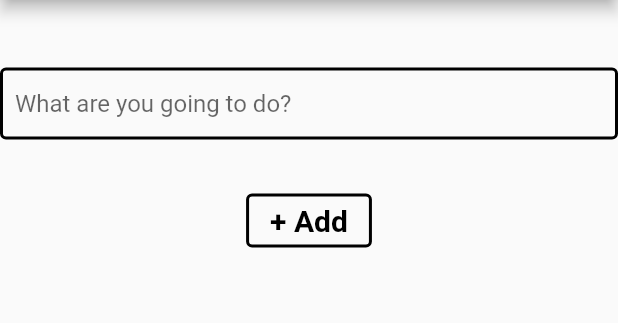
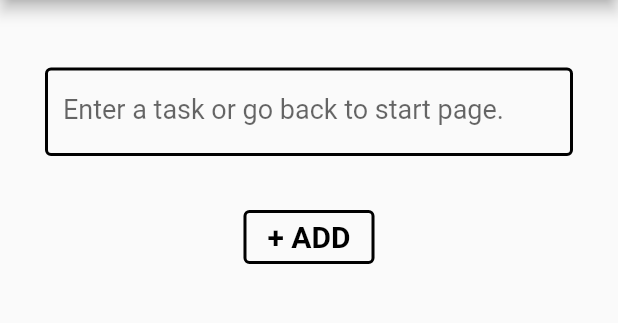
Before and after one commit to gu-tig333-ht22/gusfreanan, a Flutter app: the screen it shows after launch, after a tap on the "add" icon, on a phone screen of 412 x 824 dp, the part 84-407 px from its top. Run offline on Flutter 3.47's test engine with Material 2 defaults, Android fonts, the phone set to English and light mode, and no system bars; network calls fail.

Commit message:
Ändringar Steg3 Gjort om från stateful och setState till consumer, provider och notifylisteners. Ändrat från att spara varje task i två separata listor till att hantera task som en class. Lagt till så att changeNotifer kommunicerar med API.

```diff
--- a/lib/main.dart
+++ b/lib/main.dart
@@ -1,10 +1,24 @@
 import 'package:flutter/material.dart';
+import 'package:provider/provider.dart';
+import 'package:http/http.dart' as http;
+import 'dart:convert';
 
+//##############################################################################
+//############################ Main / MyApp ####################################
+//##############################################################################
 void main() {
-  runApp(MyApp());
+  var state = MyState();
+
+  runApp(
+    ChangeNotifierProvider(
+      create: (context) => state,
+      child: const MyApp(),
+    ),
+  );
 }
 
 class MyApp extends StatelessWidget {
+  const MyApp({Key? key}) : super(key: key);
   @override
   Widget build(BuildContext context) {
     return MaterialApp(
@@ -13,25 +27,17 @@ class MyApp extends StatelessWidget {
       theme: ThemeData(
         primarySwatch: Colors.grey,
       ),
-      home: MainView(),
+      home: const mainView(),
     );
   }
 }
 
-//###################################################################################################
-//########################################## MainView ###############################################
-//###################################################################################################
-class MainView extends StatefulWidget {
-  @override
-  State<MainView> createState() => _MainViewState();
-}
+//##############################################################################
+//############################## mainView ######################################
+//##############################################################################
 
-class _MainViewState extends State<MainView> {
-  final List<String> todos = <String>["Exempeluppgift 1", "Exemppeluppgift 2"];
-  final List<bool> isChecked = <bool>[false, false];
-  var filterby =
-      ""; //Hänger ihop med kommande filterfunktion. Används ej just nu.
-
+class mainView extends StatelessWidget {
+  const mainView({Key? key}) : super(key: key);
   @override
   Widget build(BuildContext context) {
     return Scaffold(
@@ -39,97 +45,95 @@ class _MainViewState extends State<MainView> {
         centerTitle: true,
         title: const Text("TIG 333 TODO"),
         actions: [
-//############################################################################## Meny för filtrering start
+          Consumer<MyState>(
+            builder: (context, state, child) => Row(
+              children: [
+                Text(
+                  state.filterBy,
+                  style: const TextStyle(fontSize: 18),
+                ),
+//########################### Many för filtrering start ########################
                 PopupMenuButton(
-                onSelected: (value) {
-                  //Behöver uppdateras med funktion / Skapa ny lista baserat på isChecked bool-värde. Används ej.
-                  setState(() {
-                    if (value = true) {}
-                    if (value = false) {
-                    } else {}
-                  });
-                },
+                  onSelected: (value) =>
+                      Provider.of<MyState>(context, listen: false)
+                          .setFilterBy(value as String),
                   itemBuilder: (context) => [
-                      PopupMenuItem(child: Text("View All"), value: bool),
-                      PopupMenuItem(child: Text("View Done"), value: true),
-                      PopupMenuItem(child: Text("View Undone"), value: false),
-                    ])
-//############################################################################## Meny för filtrering slut
-          ]),
-      body: todoList(),
-//############################################################################## FloatingActionButton start
+                    const PopupMenuItem(value: 'All', child: Text("All")),
+                    const PopupMenuItem(value: 'Done', child: Text("Done")),
+                    const PopupMenuItem(value: 'Undone', child: Text("Undone")),
+                  ],
+                )
+//########################## Many för filtrering slut ##########################
+              ],
+            ),
+          )
+        ],
+      ),
+      body: Consumer<MyState>(builder: (context, state, child) {
+        return todoList(filterList(state.list, state.filterBy));
+      }),
+//##########################  FloatingActionButton start #######################
       floatingActionButton: FloatingActionButton(
+        child: const Icon(Icons.add),
         onPressed: () async {
-          final String recievedText = await Navigator.push(
-              context, MaterialPageRoute(builder: (context) => secondView()));
-          if (recievedText != null) {
-            setState(() {
-              todos.add(recievedText);
-              isChecked.add(false);
-            });
+          var newItem = await Navigator.push(context,
+              MaterialPageRoute(builder: (context) => const secondView()));
+          if (newItem != null && newItem.task != "") {
+            Provider.of<MyState>(context, listen: false).addTodo(newItem);
           }
         },
-        child: const Icon(Icons.add),
       ),
-//############################################################################## FloatingActionButton slut
+//########################### FloatingActionButton slut ########################
+    );
+  }
+}
+
+//########################### Meny för filtrering IF-sats start ################
+List<todoItem> filterList(list, filterBy) {
+  if (filterBy == 'All') {
+    return list;
+  }
+  if (filterBy == 'Done') {
+    return list.where((item) => item.isChecked == true).toList();
+  }
+  if (filterBy == 'Undone') {
+    return list.where((item) => item.isChecked == false).toList();
+  }
+  return list;
+}
+
+//######################### Meny för filtrering IF-sats slut ###################
+//######################### todoList start #####################################
+class todoList extends StatelessWidget {
+  final List<todoItem> list;
+  todoList(this.list);
+
+  @override
+  Widget build(BuildContext context) {
+    return ListView(
+      padding: const EdgeInsets.only(
+        top: 20,
+        bottom: kFloatingActionButtonMargin + 55,
+      ),
+      children: list.map((item) => todoListTile(context, item)).toList(),
     );
   }
 
-//############################################################################## Todolist start
-  Widget todoList() {
+  //####################### todoList slut ######################################
+  //####################### todoListTile start ##################################
+  Widget todoListTile(context, item) {
     return Column(
       children: [
-        Expanded(
-          child: ListView.builder(
-            itemCount: todos.length,
-            itemBuilder: (context, int index) {
-              return todoContainer(index);
+        ListTile(
+          leading: Checkbox(
+            value: item.isChecked,
+            onChanged: (value) {
+              Provider.of<MyState>(context, listen: false).setIsDone(item);
             },
           ),
-        ),
-        const SizedBox(height: 50)
-      ],
-    );
-  }
-
-//############################################################################## Todolist slut
-//############################################################################## Todo/container & tillhörande widgets start
-  Widget todoContainer(int index) {
-    return Container(
-      padding: const EdgeInsets.all(5.0),
-      decoration: const BoxDecoration(
-        border: Border(
-          bottom: BorderSide(color: Colors.grey),
-        ),
-      ),
-      child: Row(
-        children: [
-          todoCheckbox(index),
-          todoText(index),
-          todoDelete(index),
-        ],
-      ),
-    );
-  }
-
-  Widget todoCheckbox(int index) {
-    return Checkbox(
-      value: isChecked[index],
-      onChanged: (bool? newValue) {
-        setState(
-          () {
-            isChecked[index] = newValue!;
-          },
-        );
-      },
-    );
-  }
-
-  Widget todoText(int index) {
-    return Expanded(
-      child: Text(
-        todos[index],
-        style: isChecked[index]
+          title: Text(
+            item.task,
+            style: item.isChecked
                 ? const TextStyle(
                     fontSize: 20,
                     fontWeight: FontWeight.bold,
@@ -139,38 +143,34 @@ class _MainViewState extends State<MainView> {
                     fontSize: 20,
                     fontWeight: FontWeight.bold,
                   ),
-        overflow: TextOverflow.ellipsis,
           ),
+          trailing: IconButton(
+            icon: const Icon(Icons.clear, size: 30),
+            onPressed: () {
+              Provider.of<MyState>(context, listen: false).deleteEntry(item);
+            },
+          ),
+        ),
+        const Divider(height: 20, thickness: 1),
+      ],
     );
   }
-
-  Widget todoDelete(int index) {
-    return IconButton(
-      icon: const Icon(
-        Icons.clear,
-        size: 30,
-      ),
-      onPressed: () {
-        deleteEntry(todos, index);
-      },
-    );
 }
 
-  void deleteEntry(List entryList, int index) {
-    setState(() {
-      entryList.removeAt(index);
-      isChecked.removeAt(index);
-    });
+//##############################################################################
+//########################## secondView ########################################
+//##############################################################################
+class secondView extends StatefulWidget {
+  const secondView({super.key});
+
+  @override
+  State<secondView> createState() {
+    return secondViewState();
   }
 }
-//############################################################################## Todo/container & tillhörande widgets slut
 
-//#########################################################################################################
-//######################################## SecondView #####################################################
-//#########################################################################################################
-class secondView extends StatelessWidget {
-  secondView({super.key});
-  String textInput = "";
+class secondViewState extends State<secondView> {
+  final myController = TextEditingController();
 
   @override
   Widget build(BuildContext context) {
@@ -181,40 +181,120 @@ class secondView extends StatelessWidget {
       ),
       body: Column(
         children: [
-          Container(height: 45),
-          //#################################################################### Textfield input start
-          TextField(
-            onChanged: (text) {
-              textInput = text;
-            },
+          todoInputField(),
+          Container(height: 30),
+          addButton(),
+        ],
+      ),
+    );
+  }
+
+//############################ todoInputField start ###########################
+  Widget todoInputField() {
+    return Container(
+      margin: const EdgeInsets.only(left: 30, right: 30, top: 45),
+      child: TextField(
+        controller: myController,
         decoration: const InputDecoration(
-              enabledBorder:
-                  OutlineInputBorder(borderSide: BorderSide(width: 2)),
-              contentPadding: EdgeInsets.all(10.0),
-              hintText: 'What are you going to do?',
+          enabledBorder: OutlineInputBorder(borderSide: BorderSide(width: 2)),
+          labelText: "Enter a task or go back to start page.",
+          labelStyle: TextStyle(fontSize: 18),
         ),
       ),
-          //#################################################################### Textfield slut
-          Container(height: 30),
-          //#################################################################### "+Add"-knapp start
-          //#################################################################### (Går också tillbaka till mainView
-          //####################################################################  med Navigator.pop)
+    );
+  }
+
+//############################# todoInputField slut ###########################
+//############################### addButton start #############################
+  Widget addButton() {
+    return Row(mainAxisAlignment: MainAxisAlignment.center, children: [
       OutlinedButton(
           onPressed: () {
-                Navigator.pop(context, textInput);
+            //if/else för att hantera tomma inputs (funkar inte helt 100%)
+            if (myController.text == "") {
+            } else {
+              Navigator.pop(context,
+                  todoItem(task: myController.text, id: "", isChecked: false));
+            }
           },
           style: OutlinedButton.styleFrom(
               side: const BorderSide(width: 2, color: Colors.black)),
           child: const Text(
-                "+ Add",
+            "+ ADD",
             style: TextStyle(
-                    fontSize: 20,
-                    fontWeight: FontWeight.bold,
-                    color: Colors.black),
-              ))
-          //#################################################################### "+Add"-knapp slut
-        ],
-      ),
-    );
+                fontSize: 20, fontWeight: FontWeight.bold, color: Colors.black),
+          )),
+    ]);
+  }
+//############################ addButton slut #################################
+}
+
+//####################### todoItem & ChangeNotifier/notifyListeners start ######
+class todoItem {
+  String task;
+  String id;
+  bool isChecked;
+
+  todoItem({required this.task, required this.id, required this.isChecked});
+}
+
+class MyState extends ChangeNotifier {
+  List<todoItem> _list = [];
+  String _filterBy = 'All';
+
+  String homepage = "https://todoapp-api.apps.k8s.gu.se/todos";
+  String key = "?key=98d2bffd-2760-4606-9bda-49a089d2ea45";
+
+  List<todoItem> get list => _list;
+  String get filterBy => _filterBy;
+
+  MyState() {
+    getApiList();
+  }
+
+  void getApiList() async {
+    http.Response answer = await http.get(Uri.parse('$homepage$key'));
+    List itemlist = jsonDecode(answer.body);
+    apiList(itemlist);
+  }
+
+  void apiList(itemlist) {
+    _list.clear();
+    itemlist.forEach((object) {
+      _list.add(todoItem(
+          task: object["title"], isChecked: object["done"], id: object["id"]));
+    });
+    notifyListeners();
+  }
+
+  void addTodo(todoItem item) async {
+    http.Response answer = await http.post(Uri.parse('$homepage$key'),
+        headers: {"Content-Type": "application/json"},
+        body: jsonEncode({"title": item.task, "done": item.isChecked}));
+    List itemlist = jsonDecode(answer.body);
+    apiList(itemlist);
+    notifyListeners();
+  }
+
+  void deleteEntry(todoItem item) async {
+    String id = item.id;
+    http.Response answer = await http.delete(Uri.parse('$homepage/$id$key'));
+    List itemlist = jsonDecode(answer.body);
+    apiList(itemlist);
+    notifyListeners();
+  }
+
+  void setIsDone(todoItem item) async {
+    String id = item.id;
+    http.Response answer = await http.put(Uri.parse('$homepage/$id$key'));
+    List itemlist = jsonDecode(answer.body);
+    item.isChecked = !item.isChecked;
+    notifyListeners();
+  }
+
+  void setFilterBy(String filterBy) {
+    this._filterBy = filterBy;
+    notifyListeners();
   }
 }
+//########### todoItem & ChangeNotifier/notifyListeners slut ###################
--- a/pubspec.yaml
+++ b/pubspec.yaml
@@ -35,6 +35,7 @@ dependencies:
   # Use with the CupertinoIcons class for iOS style icons.
   cupertino_icons: ^1.0.2
   provider: ^6.0.3
+  http: ^0.13.5
 
 dev_dependencies:
   flutter_test:
```
Also changed, not shown: pubspec.lock. Lines whose indentation alone changed are shown as unchanged.
